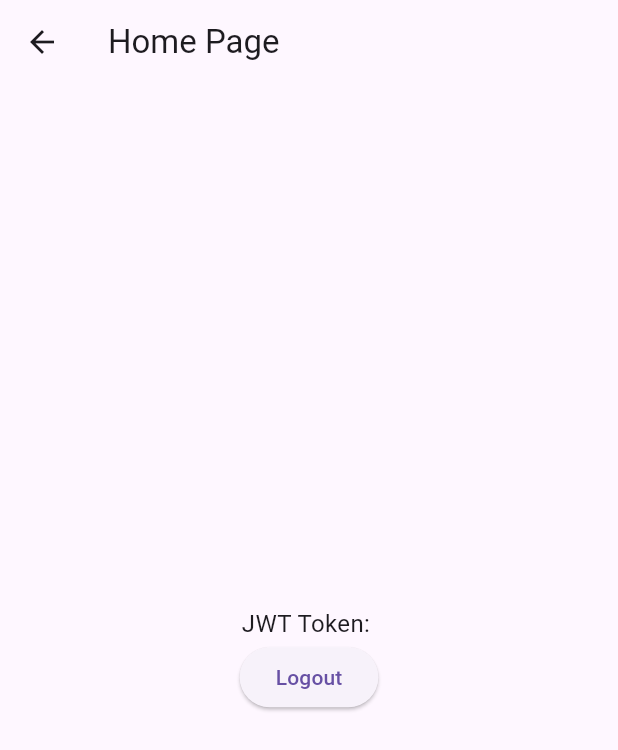
After one commit to serbanples/LICENTA-PLES, a Flutter app: the HomePage screen opened by its route, on a phone screen of 412 x 824 dp. The commit adds this screen. Shown: the top 750 px of the screen. Run offline on Flutter 3.47's test engine with Material 3 defaults, Android fonts, the phone set to English and light mode, and no system bars; our stand-ins replace flutter_secure_storage; accounts and stored records are empty.

Commit message:
full user auth + JWT storage

```diff
--- /dev/null
+++ b/app/lib/api/storage_service.dart
@@ -0,0 +1,17 @@
+import 'package:flutter_secure_storage/flutter_secure_storage.dart';
+
+class StorageService {
+  static FlutterSecureStorage storage = const FlutterSecureStorage();
+
+  static Future<String> readData(String key) async {
+    return await storage.read(key: key) ?? '';
+  }
+
+  static Future<void> writeData(String key, String value) async {
+    await storage.write(key: key, value: value);
+  }
+
+  static Future<void> deleteData(String key) async {
+    await storage.delete(key: key);
+  }
+}
--- a/app/lib/main.dart
+++ b/app/lib/main.dart
@@ -1,5 +1,4 @@
-import 'package:app/pages/login_page.dart';
-import 'package:app/pages/signup_page.dart';
+import 'package:app/routes.dart';
 import 'package:flutter/material.dart';
 
 void main() {
@@ -13,7 +12,8 @@ class MyApp extends StatelessWidget {
   Widget build(BuildContext context) {
     return MaterialApp(
       debugShowCheckedModeBanner: false,
-      home: SignupPage(),
+      initialRoute: '/',
+      routes: appRoutes,
     );
   }
 }
--- /dev/null
+++ b/app/lib/pages/root/home_page.dart
@@ -0,0 +1,59 @@
+import 'package:app/api/auth_service.dart';
+import 'package:app/api/storage_service.dart';
+import 'package:flutter/material.dart';
+
+class HomePage extends StatefulWidget {
+  const HomePage({super.key});
+
+  @override
+  State<HomePage> createState() => _HomePageState();
+}
+
+class _HomePageState extends State<HomePage> {
+  String? _token;
+
+  @override
+  void initState() {
+    super.initState();
+    _fetchToken();
+  }
+
+  Future<void> _fetchToken() async {
+    final token = await StorageService.readData('jwt');
+    setState(() {
+      _token = token;
+    });
+  }
+
+  Future<void> _logout() async {
+    await AuthService.logout();  // Remove the JWT token from storage
+
+    // Navigate to the login page
+    Navigator.pushReplacementNamed(context, '/login');
+  }
+
+  @override
+  Widget build(BuildContext context) {
+    return Scaffold(
+      appBar: AppBar(
+        title: const Text('Home Page'),
+      ),
+      body: Center(
+        child:
+          Column(
+            mainAxisAlignment: MainAxisAlignment.center,
+            children: [
+              Text(
+                'JWT Token: $_token',
+                style: const TextStyle(fontSize: 16),
+              ),
+              ElevatedButton(
+                onPressed: _logout,
+                child: const Text('Logout'),
+              ),
+            ],
+          ),
+      ),
+    );
+  }
+}
--- /dev/null
+++ b/app/lib/routes.dart
@@ -0,0 +1,12 @@
+import 'package:app/pages/auth/login_page.dart';
+import 'package:app/pages/auth/signup_page.dart';
+import 'package:app/pages/loading_page.dart';
+import 'package:app/pages/root/home_page.dart';
+import 'package:flutter/material.dart';
+
+final Map<String, WidgetBuilder> appRoutes = {
+  '/': (context) => const LoadingPage(),
+  '/login': (context) => LoginPage(),
+  '/signup': (context) => SignupPage(),
+  '/home': (context) => const HomePage(),
+};
--- a/app/pubspec.yaml
+++ b/app/pubspec.yaml
@@ -36,6 +36,7 @@ dependencies:
   # Use with the CupertinoIcons class for iOS style icons.
   cupertino_icons: ^1.0.6
   http: ^1.2.2
+  flutter_secure_storage: ^9.1.0
 
 dev_dependencies:
   flutter_test:
```
Also changed, not shown: app/lib/api/auth_service.dart (added, +49 -0 lines), app/lib/pages/auth/login_page.dart (renamed from app/lib/pages/login_page.dart, +26 -7 lines), app/lib/pages/auth/signup_page.dart (renamed from app/lib/pages/signup_page.dart, +10 -5 lines), app/lib/pages/loading_page.dart (added, +45 -0 lines), app/pubspec.lock, 14 other files.
